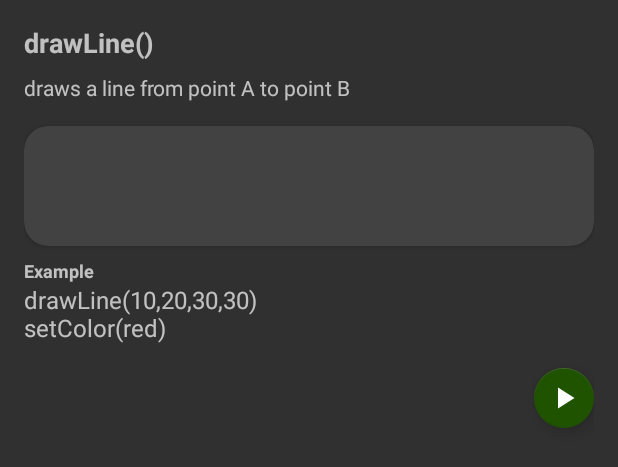
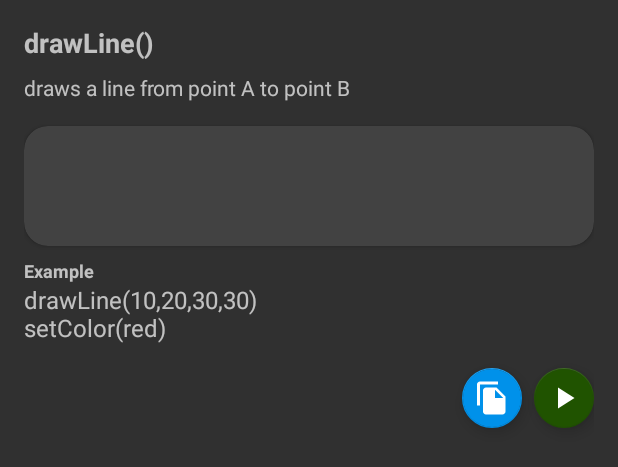
Before and after one commit to aravindkarthik96/Blanca, an Android app: the layout blanca_help_item.xml on its own in the app's theme, with its tools: preview values and no code run, on a phone screen of 412 x 824 dp. Shown: the top 467 px of the screen. Run offline under Robolectric (Android 15) with nearby library versions, the light colour scheme and no system bars.

Commit message:
added a copy button for examples

```diff
--- a/app/src/main/java/com/aravindkarthik/blanca/lang/drawing/DelayFunction.kt
+++ b/app/src/main/java/com/aravindkarthik/blanca/lang/drawing/DelayFunction.kt
@@ -14,7 +14,7 @@ class DelayFunction : Function() {
         get() = listOf(IntType)
 
     override suspend fun invokeFunction(lineNumber: Int, arguments: List<String>) {
-            delay(arguments[0].toLong())
+        delay(arguments[0].toLong())
     }
 
     override val documentation: FunctionDocumentation
--- a/app/src/main/java/com/aravindkarthik/blanca/ui/canvas/CanvasView.kt
+++ b/app/src/main/java/com/aravindkarthik/blanca/ui/canvas/CanvasView.kt
@@ -83,6 +83,7 @@ class CanvasView @JvmOverloads constructor(
 
     fun setColor(colorString: String) {
         setPaintColors(Color.parseColor(ColorUtils.getColorHex(colorString)))
+        invalidate()
     }
 
 }
--- /dev/null
+++ b/app/src/main/res/drawable/blanca_copy_icon.xml
@@ -0,0 +1,5 @@
+<vector android:height="24dp" android:tint="#FFFFFF"
+    android:viewportHeight="24" android:viewportWidth="24"
+    android:width="24dp" xmlns:android="http://schemas.android.com/apk/res/android">
+    <path android:fillColor="@android:color/white" android:pathData="M16,1L4,1c-1.1,0 -2,0.9 -2,2v14h2L4,3h12L16,1zM15,5l6,6v10c0,1.1 -0.9,2 -2,2L7.99,23C6.89,23 6,22.1 6,21l0.01,-14c0,-1.1 0.89,-2 1.99,-2h7zM14,12h5.5L14,6.5L14,12z"/>
+</vector>
--- a/app/src/main/res/layout/blanca_help_item.xml
+++ b/app/src/main/res/layout/blanca_help_item.xml
@@ -56,9 +56,9 @@
         android:id="@+id/exampleCode"
         android:layout_width="0dp"
         android:layout_height="wrap_content"
-        android:layout_marginEnd="16dp"
         android:textSize="16sp"
-        app:layout_constraintEnd_toStartOf="@+id/compileFabButton"
+        android:layout_marginEnd="8dp"
+        app:layout_constraintEnd_toStartOf="@+id/copyFabButton"
         app:layout_constraintStart_toStartOf="parent"
         app:layout_constraintTop_toBottomOf="@+id/exampleTitle"
         tools:text="drawLine(10,20,30,30)\nsetColor(red)\n\n\n\n\n\n\" />
@@ -79,5 +79,22 @@
         app:layout_constraintEnd_toEndOf="parent"
         app:layout_constraintTop_toTopOf="@+id/exampleCode" />
 
+    <com.google.android.material.floatingactionbutton.FloatingActionButton
+        android:id="@+id/copyFabButton"
+        android:layout_width="wrap_content"
+        android:layout_height="wrap_content"
+        android:clickable="true"
+        android:elevation="10dp"
+        android:focusable="true"
+        android:foregroundGravity="center"
+        android:onClick="runCode"
+        android:layout_marginEnd="8dp"
+        android:src="@drawable/blanca_copy_icon"
+        app:backgroundTint="#0091EA"
+        app:fabSize="mini"
+        app:layout_constraintBottom_toBottomOf="@+id/exampleCode"
+        app:layout_constraintEnd_toStartOf="@id/compileFabButton"
+        app:layout_constraintTop_toTopOf="@+id/exampleCode" />
+
 
 </androidx.constraintlayout.widget.ConstraintLayout>
```
Also changed, not shown: app/src/main/java/com/aravindkarthik/blanca/help/HelpViewAdapter.kt (+15 -0 lines), app/src/main/res/layout/blanca_help_layout.xml (+5 -4 lines).
